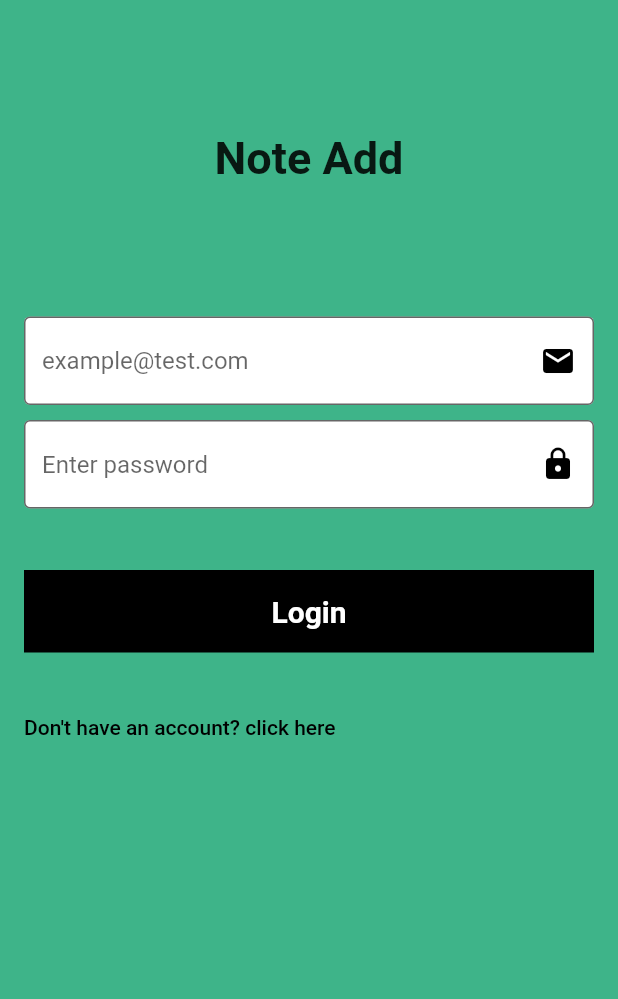
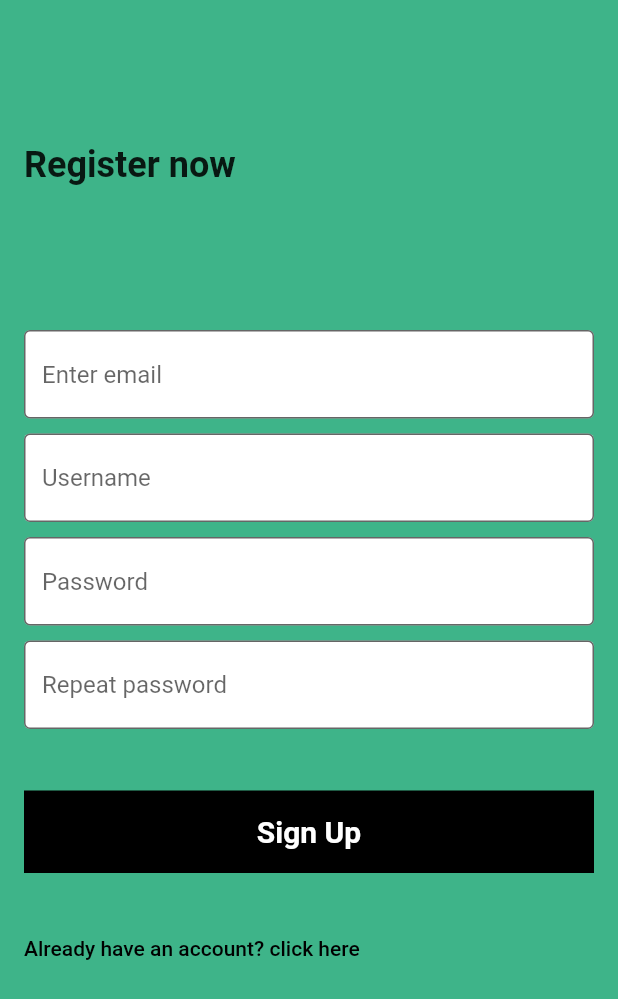
Before and after one commit to seggi/note_add, a Flutter app: the HomeScreen screen opened directly, after a tap on "Don't have an account? click here", on a phone screen of 412 x 824 dp. Shown: the top 999 px of the screen. Run offline on Flutter 3.47's test engine with Material 2 defaults, Android fonts, the phone set to English and light mode, and no system bars; our stand-ins replace flutter_dotenv, go_router, shared_preferences; accounts and stored records are empty.

Commit message:
add inputs

```diff
--- a/lib/constants/app_label.dart
+++ b/lib/constants/app_label.dart
@@ -1 +1,10 @@
+import 'package:flutter/material.dart';
+
 const appName = "Note Add";
+const appLabel = {
+  "text": [
+    "Register now",
+  ]
+};
+
+List inputNames = ["email", "username", "pwd", "repPwd"];
--- a/lib/controllers/page_generator.dart
+++ b/lib/controllers/page_generator.dart
@@ -14,7 +14,7 @@ class PageGenerator {
       ),
       GoRoute(
         path: "/sign-up",
-        builder: (context, state) => const RegisterScreen(),
+        builder: (context, state) => const SignUpScreen(),
       ),
       GoRoute(
         path: "/",
--- a/lib/main.dart
+++ b/lib/main.dart
@@ -2,7 +2,8 @@ import 'package:flutter/material.dart';
 import 'package:flutter_dotenv/flutter_dotenv.dart';
 import 'package:note_add/constants/app_label.dart';
 import 'package:note_add/controllers/page_generator.dart';
-import 'package:note_add/providers/provider_list.dart';
+import 'package:note_add/providers/authentication.dart';
+import 'package:note_add/providers/na_provider.dart';
 import 'package:note_add/widgets/share/style.dart';
 import 'package:provider/provider.dart';
 
--- a/lib/providers/provider_list.dart
+++ b/lib/providers/provider_list.dart
@@ -1,3 +1,2 @@
 export 'authentication.dart';
-export 'na_provider.dart';
 export 'navigator.dart';
--- a/lib/screens/auth/login.dart
+++ b/lib/screens/auth/login.dart
@@ -42,12 +42,16 @@ class _LoginScreenState extends State<LoginScreen> {
                       child: Column(
                         children: [
                           FormInputField(
-                              inputController: emailController,
-                              inputName: "email"),
+                            inputController: emailController,
+                            inputName: "email",
+                            hintText: "Enter email",
+                          ),
                           verticalSpaceSmall,
                           FormInputField(
-                              inputController: emailController,
-                              inputName: "pwd"),
+                            inputController: passwordController,
+                            inputName: "pwd",
+                            hintText: "Password",
+                          ),
                         ],
                       ),
                     ),
@@ -75,7 +79,8 @@ class _LoginScreenState extends State<LoginScreen> {
                     Align(
                       alignment: Alignment.bottomLeft,
                       child: TextButton(
-                        onPressed: () {},
+                        onPressed: () =>
+                            PageGenerator.goTo(context, pathName: "/sign-up"),
                         child: const Text(
                           "Don't have an account? click here",
                           style: TextStyle(color: Colors.black),
--- a/lib/screens/auth/signup.dart
+++ b/lib/screens/auth/signup.dart
@@ -1,17 +1,115 @@
 import 'package:flutter/material.dart';
+import 'package:note_add/constants/app_label.dart';
+import 'package:note_add/controllers/page_generator.dart';
+import 'package:note_add/widgets/share/style.dart';
+import 'package:note_add/widgets/text_input.dart';
 
-class RegisterScreen extends StatefulWidget {
-  const RegisterScreen({Key? key}) : super(key: key);
+class SignUpScreen extends StatefulWidget {
+  const SignUpScreen({Key? key}) : super(key: key);
 
   @override
-  State<RegisterScreen> createState() => _RegisterScreenState();
+  State<SignUpScreen> createState() => _SignUpScreenState();
 }
 
-class _RegisterScreenState extends State<RegisterScreen> {
+class _SignUpScreenState extends State<SignUpScreen> {
+  TextEditingController usernameController = TextEditingController();
+  TextEditingController emailController = TextEditingController();
+  TextEditingController passwordController = TextEditingController();
+  TextEditingController repeatPasswordController = TextEditingController();
+
   @override
   Widget build(BuildContext context) {
-    return Container(
-      child: Text("Registration"),
+    return Scaffold(
+      body: Container(
+        padding: const EdgeInsets.all(8.0),
+        color: naDefaultColor,
+        child: Column(
+          children: [
+            Container(
+              padding: const EdgeInsets.all(8.0),
+              margin: const EdgeInsets.symmetric(vertical: 80),
+              child: Align(
+                alignment: Alignment.centerLeft,
+                child: Text(
+                  appLabel['text']![0],
+                  style: const TextStyle(
+                      fontSize: 24, fontWeight: FontWeight.bold),
+                ),
+              ),
+            ),
+            SizedBox(
+              child: Form(
+                child: Column(
+                  children: [
+                    Padding(
+                      padding: const EdgeInsets.all(8.0),
+                      child: Column(
+                        children: [
+                          FormInputField(
+                            inputController: emailController,
+                            inputName: "email",
+                            hintText: "Enter email",
+                          ),
+                          verticalSpaceSmall,
+                          FormInputField(
+                            inputController: usernameController,
+                            inputName: "Username",
+                            hintText: "Username",
+                          ),
+                          verticalSpaceSmall,
+                          FormInputField(
+                            inputController: passwordController,
+                            inputName: "pwd",
+                            hintText: "Password",
+                          ),
+                          verticalSpaceSmall,
+                          FormInputField(
+                            inputController: passwordController,
+                            inputName: "repPwd",
+                            hintText: "Repeat password",
+                          ),
+                        ],
+                      ),
+                    ),
+                    verticalSpaceMedium,
+                    TextButton(
+                        onPressed: () {
+                          PageGenerator.directTo(context, pathName: "/");
+                        },
+                        child: Container(
+                          width: MediaQuery.of(context).size.width,
+                          color: Colors.black,
+                          padding: const EdgeInsets.all(16.0),
+                          child: const Align(
+                            alignment: Alignment.center,
+                            child: Text(
+                              "Sign Up",
+                              style: TextStyle(
+                                  color: Colors.white,
+                                  fontSize: 20,
+                                  fontWeight: FontWeight.bold),
+                            ),
+                          ),
+                        )),
+                    verticalSpaceRegular,
+                    Align(
+                      alignment: Alignment.bottomLeft,
+                      child: TextButton(
+                        onPressed: () =>
+                            PageGenerator.goTo(context, pathName: "/login"),
+                        child: const Text(
+                          "Already have an account? click here",
+                          style: TextStyle(color: Colors.black),
+                        ),
+                      ),
+                    )
+                  ],
+                ),
+              ),
+            )
+          ],
+        ),
+      ),
     );
   }
 }
--- a/lib/screens/widgets_box.dart
+++ b/lib/screens/widgets_box.dart
@@ -1,6 +1,6 @@
 import 'package:flutter/material.dart';
 
-class FkContentBoxWidgets {
+class NaContentBoxWidgets {
   static Widget body(context, screenName,
       {widTxt = "", List<Widget> itemList = const [], fn}) {
     if (screenName == "home") {
--- a/lib/widgets/text_input.dart
+++ b/lib/widgets/text_input.dart
@@ -4,8 +4,12 @@ import 'package:flutter/material.dart';
 class FormInputField extends StatefulWidget {
   TextEditingController inputController;
   String inputName;
+  String? hintText;
   FormInputField(
-      {Key? key, required this.inputController, required this.inputName})
+      {Key? key,
+      required this.inputController,
+      required this.inputName,
+      this.hintText})
       : super(key: key);
 
   @override
@@ -14,12 +18,16 @@ class FormInputField extends StatefulWidget {
 }
 
 class _FormInputFieldState extends State<FormInputField> {
+  final inputNames = ["email", "username", "pwd", "repPwd"];
   @override
   Widget build(BuildContext context) {
     TextEditingController inputController = widget.inputController;
     String inputName = widget.inputName;
+    final hintText = widget.hintText;
+
+    if (inputNames.contains(inputName)) {
       return TextFormField(
-      obscureText: inputName == "email" ? false : true,
+        obscureText: inputName == "pwd" ? true : false,
         controller: inputController,
         keyboardType: inputName == "email"
             ? TextInputType.emailAddress
@@ -28,14 +36,24 @@ class _FormInputFieldState extends State<FormInputField> {
         decoration: InputDecoration(
             filled: true,
             fillColor: Colors.white,
-          hintText:
-              inputName == "email" ? 'example@test.com' : "Enter password",
-          suffixIcon: inputName == "email"
-              ? const Icon(Icons.email, color: Colors.black)
-              : const Icon(Icons.lock, color: Colors.black),
+            hintText: hintText,
+            border: OutlineInputBorder(
+                // borderSide: const BorderSide(color: Colors.black, width: 1.0),
+                borderRadius: BorderRadius.circular(4.0))),
+      );
+    } else {
+      return TextFormField(
+        controller: inputController,
+        keyboardType: TextInputType.text,
+        textInputAction: TextInputAction.next,
+        decoration: InputDecoration(
+            filled: true,
+            fillColor: Colors.white,
+            hintText: hintText,
             border: OutlineInputBorder(
                 // borderSide: const BorderSide(color: Colors.black, width: 1.0),
                 borderRadius: BorderRadius.circular(4.0))),
       );
     }
   }
+}
```
Lines whose indentation alone changed are shown as unchanged.
